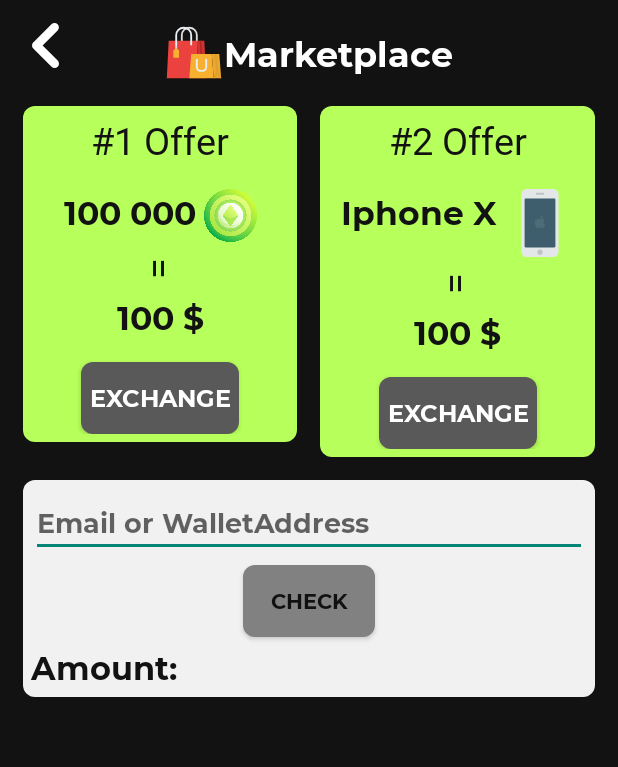
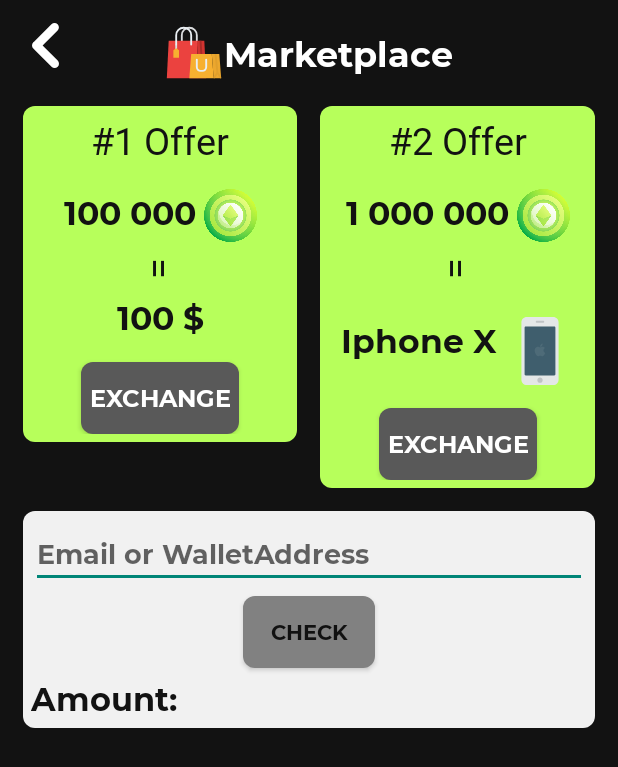
Before and after one commit to Iomava/TrainX, an Android app: the fragment MarketPlaceFragment shown on its own in the app's theme, on a phone screen of 412 x 824 dp. Shown: the top 767 px of the screen. Run offline under Robolectric (Android 15) with nearby library versions, the phone set to English and light mode, and no system bars; 2 statements that could not run were skipped.

Commit message:
small improvments

```diff
--- a/app/src/main/java/com/flamecode/trainx/Ticket.kt
+++ b/app/src/main/java/com/flamecode/trainx/Ticket.kt
@@ -7,7 +7,8 @@ data class Ticket(
     val timeLeave : Time,
     val timeArrive : Time,
     val distance : Double,
-    val price : Double
+    val price : Double,
+    val rewardToken : Double
 ) {
     constructor() : this(
         "",
@@ -16,6 +17,7 @@ data class Ticket(
         Time(0, 0, 0, 0),
         Time(0, 0, 0, 0),
         0.0,
+        0.0,
         0.0
     )
 }
--- a/app/src/main/java/com/flamecode/trainx/crypto/Transfers.kt
+++ b/app/src/main/java/com/flamecode/trainx/crypto/Transfers.kt
@@ -1,10 +1,13 @@
 package com.flamecode.trainx.crypto
 
 /**
+ * Send a specific amount of FGX tokens to an email address
  *
+ * @param email receiver email address
  *
+ *@author Iomava
  */
-fun sendTokenToAnAddress(email : String) {
+fun sendTokenToAnAddress(amount : Double, email : String) {
 
 
 }
--- a/app/src/main/java/com/flamecode/trainx/crypto/Wallet.kt
+++ b/app/src/main/java/com/flamecode/trainx/crypto/Wallet.kt
@@ -5,7 +5,7 @@ import com.flamecode.trainx.R
 import java.lang.StringBuilder
 
 /**
- * Get amount of
+ * Get amount of FGX from a email address or wallet address
  *
  */
 fun getAmountOfFGX(amount: TextView?, email : String, wallet : String){
--- a/app/src/main/java/com/flamecode/trainx/extensions/View.kt
+++ b/app/src/main/java/com/flamecode/trainx/extensions/View.kt
@@ -18,6 +18,9 @@ fun View.isOnScreen() : Boolean{
     return screen?.let { actualPosition.intersect(it) } == true
 }
 
+/**
+ * Create an bounce animation
+ */
 fun View.bounceAnim() {
 
     fun reverseAnim(){
--- a/app/src/main/java/com/flamecode/trainx/manager/AddEmailDialogBuilder.kt
+++ b/app/src/main/java/com/flamecode/trainx/manager/AddEmailDialogBuilder.kt
@@ -12,14 +12,14 @@ import com.flamecode.trainx.extensions.bounceAnim
 import com.flamecode.trainx.extensions.isEmailValid
 import es.dmoral.toasty.Toasty
 
-class AddEmailDialogBuilder(private val context : Context) {
+class AddEmailDialogBuilder(private val context : Context, private val amount : Double) {
 
     fun show(){
 
         val dialog = AlertDialog.Builder(context, R.style.full_screen_dialog)
         val context = dialog.context
 
-        val view = LayoutInflater.from(context).inflate(R.layout.add_email_dialog   , null)
+        val view = LayoutInflater.from(context).inflate(R.layout.add_email_dialog, null)
 
         val emailAddress = view.findViewById<EditText>(R.id.emailAddress)
         val sendToken = view.findViewById<Button>(R.id.sendToken)
@@ -42,7 +42,7 @@ class AddEmailDialogBuilder(private val context : Context) {
             val email = emailAddress.text.toString().trim()
             if (email.isEmailValid()) {
 
-                sendTokenToAnAddress(email)
+                sendTokenToAnAddress(amount, email)
                 Toasty.success(context, "You will receive the ticket on email").show()
             } else {
 
--- a/app/src/main/java/com/flamecode/trainx/manager/ConfirmationDialogBuilder.kt
+++ b/app/src/main/java/com/flamecode/trainx/manager/ConfirmationDialogBuilder.kt
@@ -5,6 +5,7 @@ import android.content.Context
 import android.view.LayoutInflater
 import android.view.View
 import android.widget.Button
+import android.widget.TextView
 import com.flamecode.trainx.R
 import com.flamecode.trainx.extensions.bounceAnim
 import es.dmoral.toasty.Toasty
@@ -19,10 +20,13 @@ class ConfirmationDialogBuilder(private val context : Context) {
         val view = LayoutInflater.from(context).inflate(R.layout.confirmation_dialog, null)
 
         val buyButton = view.findViewById<Button>(R.id.buyButton)
+        val amountOfToken = view.findViewById<TextView>(R.id.token)
+
+        val amount = amountOfToken.text.toString().trim().toDouble()
 
         setUpCloseListenerDialog(dialog, context)
 
-        val addEmailDialogBuilder = AddEmailDialogBuilder(context)
+        val addEmailDialogBuilder = AddEmailDialogBuilder(context, amount)
         buyButton.setOnClickListener {
 
             it.bounceAnim()
--- a/app/src/main/res/layout/fragment_market_place.xml
+++ b/app/src/main/res/layout/fragment_market_place.xml
@@ -193,7 +193,7 @@
                 android:orientation="horizontal"
                 app:layout_constraintEnd_toEndOf="parent"
                 app:layout_constraintStart_toStartOf="parent"
-                app:layout_constraintTop_toBottomOf="@id/offer2">
+                app:layout_constraintTop_toBottomOf="@id/equal2">
 
                 <TextView
                     android:id="@+id/goods"
@@ -230,27 +230,37 @@
                 android:textSize="25sp"
                 app:layout_constraintEnd_toEndOf="parent"
                 app:layout_constraintStart_toStartOf="parent"
-                app:layout_constraintTop_toBottomOf="@id/fgxLinear2" />
+                app:layout_constraintTop_toBottomOf="@id/fgxLinear3" />
 
             <LinearLayout
-                android:id="@+id/dollarLinear2"
+                android:id="@+id/fgxLinear3"
                 android:layout_width="wrap_content"
                 android:layout_height="wrap_content"
-                android:gravity="center"
                 android:orientation="horizontal"
                 app:layout_constraintEnd_toEndOf="parent"
                 app:layout_constraintStart_toStartOf="parent"
-                app:layout_constraintTop_toBottomOf="@id/equal2">
+                app:layout_constraintTop_toBottomOf="@id/offer2">
 
                 <TextView
-                    android:id="@+id/dollar2"
+                    android:id="@+id/offerAmount2"
                     android:layout_width="wrap_content"
                     android:layout_height="wrap_content"
+                    android:layout_marginTop="15dp"
                     android:fontFamily="@font/montserrat_bold"
-                    android:text="100 $"
+                    android:text="1 000 000"
                     android:textColor="@color/smooth_black"
                     android:textSize="22sp" />
 
+                <ImageView
+                    android:layout_width="35dp"
+                    android:layout_height="35dp"
+                    android:layout_marginStart="5dp"
+                    android:layout_marginTop="15dp"
+                    android:clickable="true"
+                    android:focusable="true"
+                    android:src="@drawable/cryptocurrency"
+                    app:layout_constraintStart_toEndOf="@id/offerAmount"
+                    app:layout_constraintTop_toBottomOf="@id/offer1" />
             </LinearLayout>
 
             <Button
@@ -268,7 +278,7 @@
                 android:textSize="16sp"
                 app:layout_constraintEnd_toEndOf="parent"
                 app:layout_constraintStart_toStartOf="parent"
-                app:layout_constraintTop_toBottomOf="@id/dollarLinear2" />
+                app:layout_constraintTop_toBottomOf="@id/fgxLinear2" />
 
         </androidx.constraintlayout.widget.ConstraintLayout>
 
```
Also changed, not shown: app/src/main/java/com/flamecode/trainx/fragments/MarketPlaceFragment.kt (+9 -0 lines).
